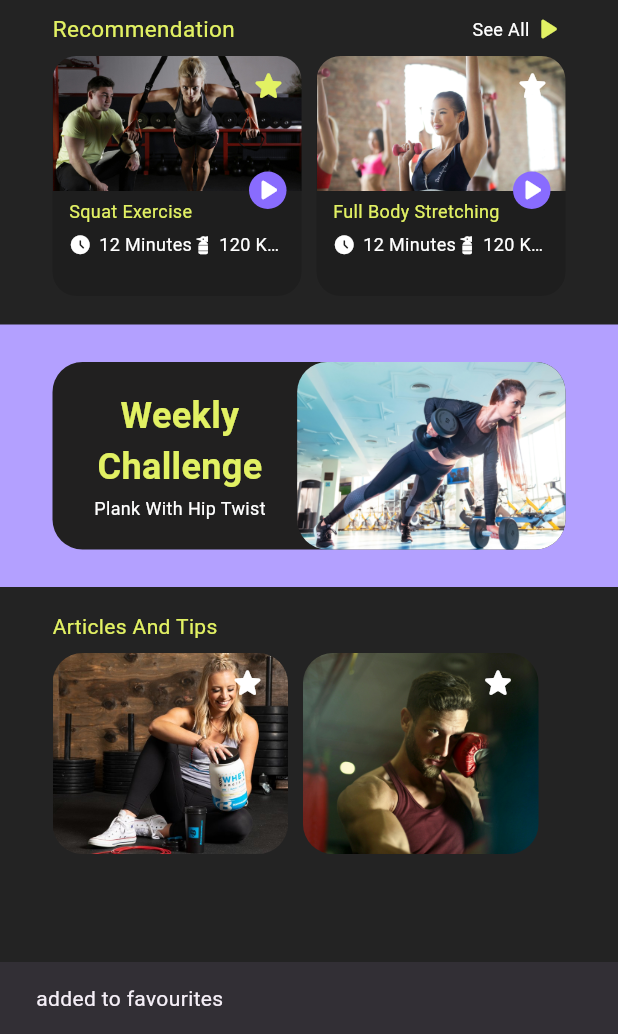
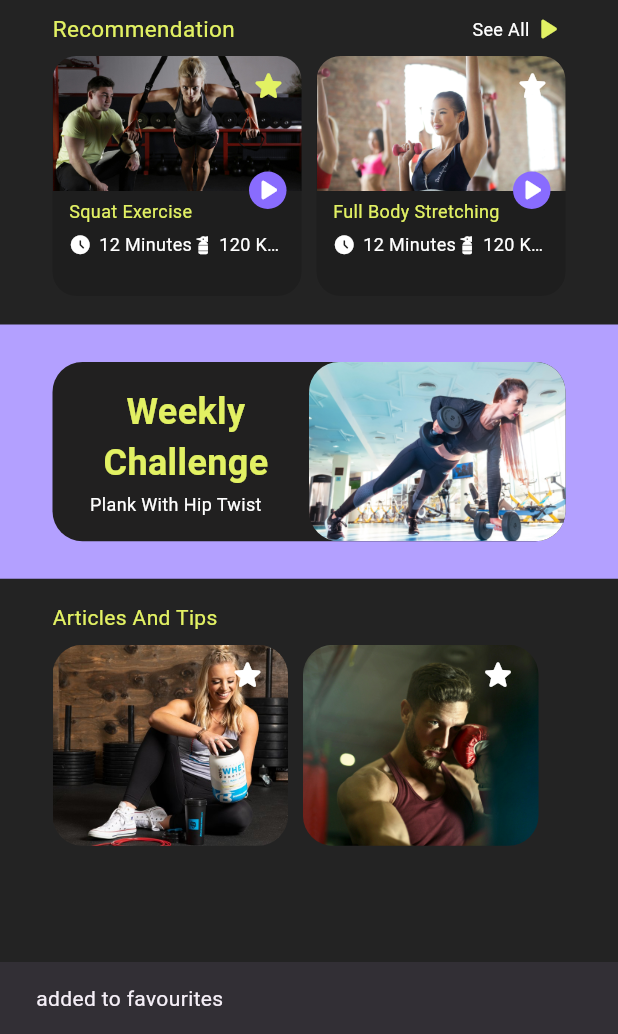
Before and after one commit to maaz-afridi20/fit_body, a Flutter app: the HomeNavBar screen opened directly, after a tap on the "star" icon, on a phone screen of 412 x 824 dp, the part 202-1236 px from its top. Run offline on Flutter 3.47's test engine with Material 3 defaults, Android fonts, the phone set to English and light mode, and no system bars; our stand-ins replace flutter_animate, flutter_screenutil, get, shared_preferences, smooth_page_indicator, velocity_x; accounts and stored records are empty.

Commit message:
working with favourites screen

```diff
--- a/lib/AppComons/widgets/home/row_container_with_txt_and_img.dart
+++ b/lib/AppComons/widgets/home/row_container_with_txt_and_img.dart
@@ -5,17 +5,18 @@ class RowContainerWithAndImg extends StatelessWidget {
       {super.key,
       required this.imageString,
       required this.childrensInColumn,
+      this.showPositonedIcon,
       this.backgroundColor});
 
   final String imageString;
   final Color? backgroundColor;
   final List<Widget> childrensInColumn;
+  final bool? showPositonedIcon;
 
   @override
   Widget build(BuildContext context) {
     return Container(
       width: MHelperFunctions.screenWidth(),
-      height: 125.h,
       decoration: BoxDecoration(
           color: backgroundColor ?? Colors.white,
           borderRadius: BorderRadius.circular(20.r)),
@@ -25,14 +26,27 @@ class RowContainerWithAndImg extends StatelessWidget {
           Flexible(
             child: Column(
               mainAxisAlignment: MainAxisAlignment.center,
+              crossAxisAlignment: CrossAxisAlignment.start,
               children: childrensInColumn,
             ).pOnly(left: 25.w, right: 18.w),
           ),
-          ClipRRect(
-            borderRadius: BorderRadius.circular(20.r),
-            child: Image.asset(
-              imageString,
-              fit: BoxFit.cover,
+          Flexible(
+            child: Stack(
+              children: [
+                ClipRRect(
+                  borderRadius: BorderRadius.circular(20.r),
+                  child: Image.asset(
+                    imageString,
+                    fit: BoxFit.fitHeight,
+                  ),
+                ),
+                if (showPositonedIcon != null)
+                  Positioned(
+                      top: 10.h,
+                      right: 8.w,
+                      child: const Icon(Icons.star_rounded,
+                          color: MColors.yellowishColor))
+              ],
             ),
           )
         ],
--- a/lib/Features/gym/screens/home/home_navbar.dart
+++ b/lib/Features/gym/screens/home/home_navbar.dart
@@ -8,7 +8,9 @@ class HomeNavBar extends StatelessWidget {
     return Scaffold(
       backgroundColor: MColors.balckColor,
       appBar: const HomeScreenAppbar(),
-      body: SafeArea(
+      body: SingleChildScrollView(
+        physics: const BouncingScrollPhysics(),
+        child: SafeArea(
           child: Column(
             crossAxisAlignment: CrossAxisAlignment.start,
             children: [
@@ -67,26 +69,30 @@ class HomeNavBar extends StatelessWidget {
               //!
               MHelperFunctions.giveHeight(16.h),
               Text('Articles And Tips',
-                    style:
-                        MTextStyles.mNormalStyle(color: MColors.yellowishColor))
+                      style: MTextStyles.mNormalStyle(
+                          color: MColors.yellowishColor))
                   .px(35.w),
               //
               //! only image container...
               MHelperFunctions.giveHeight(8.h),
-            Row(
+              SingleChildScrollView(
+                physics: const BouncingScrollPhysics(),
+                scrollDirection: Axis.horizontal,
+                child: Row(
+                  mainAxisSize: MainAxisSize.min,
                   children: [
                     const OnlyImageContainer(
                         imageString: MImageStrings.supplimentwomen,
-                  id: 'onlyImgContainer1',
-                ),
+                        id: 'onlyImgContainer1'),
                     MHelperFunctions.giveWidth(10.w),
                     const OnlyImageContainer(
                         imageString: MImageStrings.dailyroutinemen,
-                  id: 'onlyImgContainer2',
+                        id: 'onlyImgContainer2'),
+                  ],
+                ).px(35.w),
               ),
             ],
-            ).px(35.w),
-          ],
+          ),
         ),
       ),
     );
--- a/lib/Features/gym/screens/home/widgets/navbar.dart
+++ b/lib/Features/gym/screens/home/widgets/navbar.dart
@@ -14,7 +14,6 @@ class NavBarWidget extends StatelessWidget {
             showUnselectedLabels: false,
             elevation: 0,
             selectedItemColor: MColors.yellowishColor,
-            type: BottomNavigationBarType.fixed,
             currentIndex: controller.currentIndex.value,
             backgroundColor: MColors.purpleColor,
             onTap: (value) {
--- a/lib/Features/gym/screens/setup/setup_height.dart
+++ b/lib/Features/gym/screens/setup/setup_height.dart
@@ -20,9 +20,7 @@ class SetupHeight extends StatelessWidget {
           Text(MTextString.loremIpsum,
                   style: MTextStyles.mNormalStyle(),
                   textAlign: TextAlign.center)
-              .px(35.w)
-              .animate()
-              .fadeIn(duration: const Duration(seconds: 3)),
+              .px(35.w),
 
           //! height CM
           MHelperFunctions.giveHeight(40.h),
@@ -50,7 +48,7 @@ class SetupHeight extends StatelessWidget {
                   MHelperFunctions.navigateTo(context, const SetupGoal())),
           MHelperFunctions.giveHeight(30.h),
         ],
-      ),
+      ).animate().fadeIn(duration: const Duration(seconds: 3)),
     );
   }
 }
--- a/lib/Features/gym/screens/setup/setup_start.dart
+++ b/lib/Features/gym/screens/setup/setup_start.dart
@@ -46,6 +46,7 @@ class SetupStartScreen extends StatelessWidget {
                 btnText: "Next",
                 onPress: () => MHelperFunctions.navigateTo(
                     context, const SetupGenderScreen())),
+            MHelperFunctions.giveHeight(30.h),
           ],
         ),
       ),
--- a/lib/Features/gym/screens/setup/setup_weight.dart
+++ b/lib/Features/gym/screens/setup/setup_weight.dart
@@ -15,9 +15,7 @@ class SetupWeightScreen extends StatelessWidget {
         child: Column(
           children: [
             Text(MTextString.whatisyourweight,
-                    style: MTextStyles.mHeadingStyle(fontSize: 25))
-                .animate()
-                .fadeIn(duration: const Duration(seconds: 3)),
+                style: MTextStyles.mHeadingStyle(fontSize: 25)),
             MHelperFunctions.giveHeight(30.h),
             Text(MTextString.loremIpsum,
                 style: MTextStyles.mNormalStyle(), textAlign: TextAlign.center),
@@ -86,7 +84,7 @@ class SetupWeightScreen extends StatelessWidget {
                     MHelperFunctions.navigateTo(context, const SetupHeight())),
             MHelperFunctions.giveHeight(20.h),
           ],
-        ),
+        ).animate().fadeIn(duration: const Duration(seconds: 3)),
       ),
     );
   }
--- a/lib/Features/gym/screens/setup/widgets/number_selector.dart
+++ b/lib/Features/gym/screens/setup/widgets/number_selector.dart
@@ -7,8 +7,6 @@ class NumberSelector extends StatelessWidget {
   Widget build(BuildContext context) {
     final controller = Get.put(SetupAgeController());
     return SizedBox(
-      height: 80.h,
-      child: SizedBox(
       width: MHelperFunctions.screenWidth(),
       height: 80,
       child: RotatedBox(
@@ -28,7 +26,6 @@ class NumberSelector extends StatelessWidget {
                 ),
               );
             })),
-        ),
       ),
     );
   }
--- a/lib/Features/personalization/screens/setup_profile.dart
+++ b/lib/Features/personalization/screens/setup_profile.dart
@@ -40,7 +40,8 @@ class SetupProfileScreen extends StatelessWidget {
 
             //! profile info...
             MHelperFunctions.giveHeight(20.h),
-            const ProfileInfoForm()
+            const ProfileInfoForm(),
+            MHelperFunctions.giveHeight(30.h),
           ],
         ).animate().fadeIn(duration: const Duration(seconds: 3)),
       ),
--- a/lib/Utils/constants/exports.dart
+++ b/lib/Utils/constants/exports.dart
@@ -72,3 +72,5 @@ export 'package:fit_body/Features/personalization/widgets/edit_profile_form.dart
 export 'package:fit_body/Features/gym/favourites/favourites.dart';
 export 'package:fit_body/AppComons/widgets/chips/choice_chips.dart';
 export 'package:fit_body/Features/gym/controllers/setup_body_controllers/setup_age_controller.dart';
+export 'package:fit_body/Features/gym/favourites/widgets/choice_chips_row.dart';
+export 'package:fit_body/Features/gym/favourites/widgets/favourites_screen_container.dart';
--- a/lib/Utils/constants/img_string.dart
+++ b/lib/Utils/constants/img_string.dart
@@ -24,4 +24,9 @@ class MImageStrings {
   static const gendermale = "assets/icons/gendermale.png";
   static const genderfemale = "assets/icons/genderfemale.png";
   static const polygon = "assets/icons/polygon.png";
+  static const pulloutwomen = "assets/images/pullout.jpg";
+  static const singlefemale = "assets/images/singlefemale.jpg";
+  static const lowerbody = "assets/images/lowerbody.jpg";
+  static const uppperbody = "assets/images/upperbodyexercise.jpg";
+  static const avacadoandegg = "assets/images/avacadoandegg.jpg";
 }
--- a/lib/Utils/constants/text_strings.dart
+++ b/lib/Utils/constants/text_strings.dart
@@ -2,6 +2,8 @@ class MTextString {
   static String loremIpsum =
       "Lorem ipsum dolor sit amet, consectetur adipiscing elit. Integer nec odio. Praesent libero. Sed cursus ante dapibus diam. Sed nisi taciti sociosqu ad litora torque";
 
+  static String incorporating =
+      'Importing physical exercise into daily routine can boost your energy and you will be fit ';
   static String dontaccount = "Don't have an account? ";
   static String examplpe = "example@gmail.com ";
   static String signup = " SignUp";
```
Also changed, not shown: lib/AppComons/widgets/chips/choice_chips.dart (+8 -2 lines), lib/Features/data/auth_repository/authentication_repository.dart (deleted, +0 -38 lines), lib/Features/gym/favourites/favourites.dart (+30 -20 lines), lib/Features/gym/favourites/widgets/choice_chips_row.dart (added, +32 -0 lines), lib/Features/gym/favourites/widgets/favourite_screen_container_list.dart (added, +89 -0 lines), lib/Features/gym/favourites/widgets/favourites_screen_container.dart (added, +39 -0 lines), lib/Features/gym/screens/setup/setup_goal.dart (+7 -8 lines), lib/Features/gym/screens/setup/setup_physical_activity_level.dart (+10 -12 lines), lib/data/models/selected_favourites_exerciese_model.dart (added, +9 -0 lines). Lines whose indentation alone changed are shown as unchanged.
